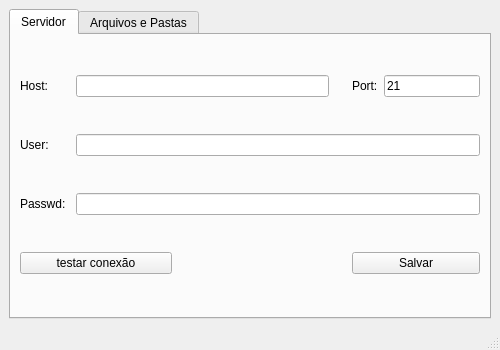
The window that progs_sync/configuracao.ui (progs-web/progs_sync) describes before a commit, drawn with Qt 5.
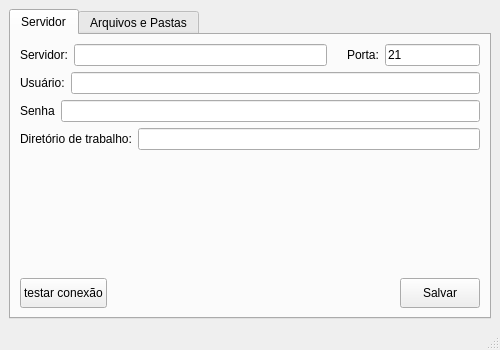
The same window after the commit. The open tabs and pages were chosen to show the change.

Diff of the .ui file:
```diff
--- a/progs_sync/configuracao.ui
+++ b/progs_sync/configuracao.ui
@@ -29,7 +29,7 @@
    <string>MainWindow</string>
   </property>
   <widget class="QWidget" name="centralwidget">
-   <layout class="QGridLayout" name="gridLayout_2">
+   <layout class="QGridLayout" name="gridLayout">
     <item row="0" column="0">
      <widget class="QTabWidget" name="tabWidget">
       <property name="minimumSize">
@@ -52,14 +52,14 @@
         <string>Servidor</string>
        </attribute>
        <layout class="QGridLayout" name="gridLayout_3">
-        <item row="0" column="0" colspan="2">
+        <item row="0" column="0">
          <layout class="QHBoxLayout" name="horizontalLayout_3">
           <item>
            <widget class="QLabel" name="label">
             <property name="minimumSize">
              <size>
-              <width>50</width>
-              <height>20</height>
+              <width>0</width>
+              <height>0</height>
              </size>
             </property>
             <property name="maximumSize">
@@ -69,7 +69,7 @@
              </size>
             </property>
             <property name="text">
-             <string>Host:</string>
+             <string>Servidor:</string>
             </property>
            </widget>
           </item>
@@ -85,7 +85,7 @@
           </item>
          </layout>
         </item>
-        <item row="0" column="2">
+        <item row="0" column="1">
          <spacer name="horizontalSpacer_2">
           <property name="orientation">
            <enum>Qt::Horizontal</enum>
@@ -98,14 +98,14 @@
           </property>
          </spacer>
         </item>
-        <item row="0" column="3">
+        <item row="0" column="2">
          <widget class="QLabel" name="label_4">
           <property name="text">
-           <string>Port:</string>
+           <string>Porta:</string>
           </property>
          </widget>
         </item>
-        <item row="0" column="4">
+        <item row="0" column="3">
          <widget class="QLineEdit" name="linePort">
           <property name="inputMethodHints">
            <set>Qt::ImhPreferNumbers</set>
@@ -121,14 +121,14 @@
           </property>
          </widget>
         </item>
-        <item row="1" column="0" colspan="5">
+        <item row="1" column="0" colspan="4">
          <layout class="QHBoxLayout" name="horizontalLayout_2">
           <item>
            <widget class="QLabel" name="label_2">
             <property name="minimumSize">
              <size>
-              <width>50</width>
-              <height>20</height>
+              <width>0</width>
+              <height>0</height>
              </size>
             </property>
             <property name="maximumSize">
@@ -138,7 +138,7 @@
              </size>
             </property>
             <property name="text">
-             <string>User:</string>
+             <string>Usuário:</string>
             </property>
            </widget>
           </item>
@@ -147,14 +147,14 @@
           </item>
          </layout>
         </item>
-        <item row="2" column="0" colspan="5">
+        <item row="2" column="0" colspan="4">
          <layout class="QHBoxLayout" name="horizontalLayout">
           <item>
            <widget class="QLabel" name="label_3">
             <property name="minimumSize">
              <size>
-              <width>50</width>
-              <height>20</height>
+              <width>0</width>
+              <height>0</height>
              </size>
             </property>
             <property name="maximumSize">
@@ -164,7 +164,7 @@
              </size>
             </property>
             <property name="text">
-             <string>Passwd:</string>
+             <string>Senha</string>
             </property>
            </widget>
           </item>
@@ -177,32 +177,75 @@
           </item>
          </layout>
         </item>
-        <item row="3" column="0">
-         <widget class="QPushButton" name="testConnection">
-          <property name="text">
-           <string>testar conexão</string>
-          </property>
-         </widget>
+        <item row="3" column="0" colspan="4">
+         <layout class="QHBoxLayout" name="horizontalLayout_4">
+          <item>
+           <widget class="QLabel" name="label_5">
+            <property name="text">
+             <string>Diretório de trabalho:</string>
+            </property>
+           </widget>
+          </item>
+          <item>
+           <widget class="QLineEdit" name="lineDiretorio"/>
+          </item>
+         </layout>
         </item>
-        <item row="3" column="1" colspan="2">
-         <spacer name="horizontalSpacer">
+        <item row="4" column="0">
+         <spacer name="verticalSpacer">
           <property name="orientation">
-           <enum>Qt::Horizontal</enum>
+           <enum>Qt::Vertical</enum>
           </property>
           <property name="sizeHint" stdset="0">
            <size>
-            <width>180</width>
-            <height>20</height>
+            <width>20</width>
+            <height>103</height>
            </size>
           </property>
          </spacer>
         </item>
-        <item row="3" column="3" colspan="2">
-         <widget class="QPushButton" name="saveConf">
-          <property name="text">
-           <string>Salvar</string>
-          </property>
-         </widget>
+        <item row="5" column="0" colspan="4">
+         <layout class="QHBoxLayout" name="horizontalLayout_5">
+          <item>
+           <widget class="QPushButton" name="testConnection">
+            <property name="minimumSize">
+             <size>
+              <width>0</width>
+              <height>30</height>
+             </size>
+            </property>
+            <property name="text">
+             <string>testar conexão</string>
+            </property>
+           </widget>
+          </item>
+          <item>
+           <spacer name="horizontalSpacer">
+            <property name="orientation">
+             <enum>Qt::Horizontal</enum>
+            </property>
+            <property name="sizeHint" stdset="0">
+             <size>
+              <width>180</width>
+              <height>20</height>
+             </size>
+            </property>
+           </spacer>
+          </item>
+          <item>
+           <widget class="QPushButton" name="saveConf">
+            <property name="minimumSize">
+             <size>
+              <width>0</width>
+              <height>30</height>
+             </size>
+            </property>
+            <property name="text">
+             <string>Salvar</string>
+            </property>
+           </widget>
+          </item>
+         </layout>
         </item>
        </layout>
       </widget>
@@ -210,9 +253,68 @@
        <attribute name="title">
         <string>Arquivos e Pastas</string>
        </attribute>
-       <layout class="QGridLayout" name="gridLayout">
-        <item row="0" column="0">
-         <widget class="QListView" name="listView">
+       <layout class="QGridLayout" name="gridLayout_2">
+        <item row="1" column="0" colspan="3">
+         <widget class="QProgressBar" name="progressFile">
+          <property name="value">
+           <number>0</number>
+          </property>
+          <property name="format">
+           <string>%v Arquivo Corrente</string>
+          </property>
+         </widget>
+        </item>
+        <item row="2" column="0" colspan="3">
+         <widget class="QProgressBar" name="progressTotal">
+          <property name="value">
+           <number>0</number>
+          </property>
+          <property name="format">
+           <string>%m Progresso Total</string>
+          </property>
+         </widget>
+        </item>
+        <item row="3" column="0">
+         <spacer name="horizontalSpacer_3">
+          <property name="orientation">
+           <enum>Qt::Horizontal</enum>
+          </property>
+          <property name="sizeHint" stdset="0">
+           <size>
+            <width>285</width>
+            <height>20</height>
+           </size>
+          </property>
+         </spacer>
+        </item>
+        <item row="3" column="1">
+         <widget class="QPushButton" name="btnEnviar">
+          <property name="enabled">
+           <bool>false</bool>
+          </property>
+          <property name="text">
+           <string>Enviar</string>
+          </property>
+         </widget>
+        </item>
+        <item row="3" column="2">
+         <widget class="QPushButton" name="btnCancelar">
+          <property name="enabled">
+           <bool>false</bool>
+          </property>
+          <property name="text">
+           <string>Cancelar</string>
+          </property>
+          <property name="flat">
+           <bool>false</bool>
+          </property>
+         </widget>
+        </item>
+        <item row="0" column="0" colspan="3">
+         <widget class="QListWidget" name="listFile">
+          <property name="acceptDrops">
+           <bool>true</bool>
+          </property>
           <property name="dragDropMode">
            <enum>QAbstractItemView::DragDrop</enum>
           </property>
```
Left out of the diff: 18 changed lines with no effect on the pictures.
